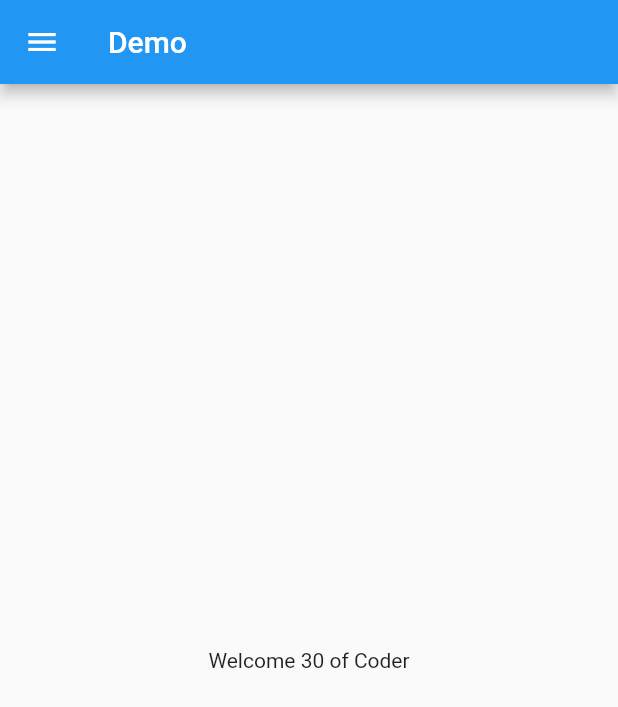
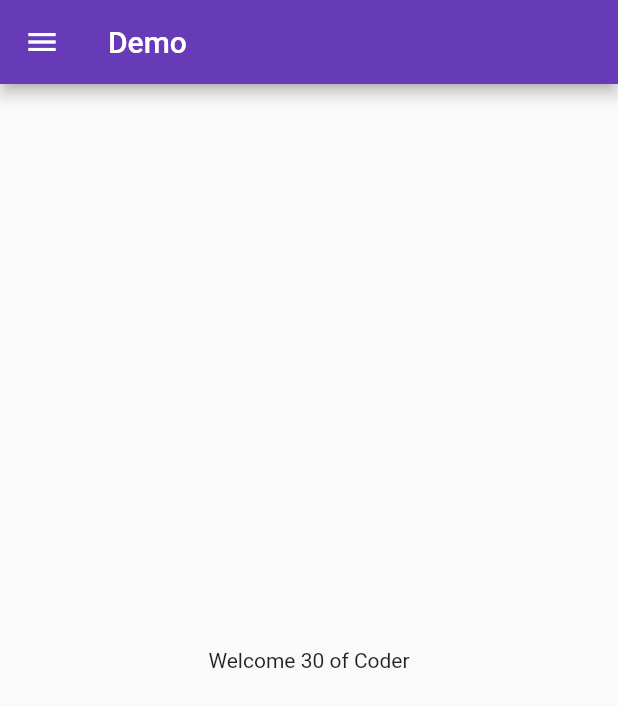
Before and after one commit to vipinsaini0/15DaysOfFlutter2.0, a Flutter app: the screen it shows after launch, on a phone screen of 412 x 824 dp. Shown: the top 707 px of the screen. Run offline on Flutter 3.47's test engine with Material 2 defaults, Android fonts, the phone set to English and light mode, and no system bars; missing offline and left inert: flutter_demo; statements that could not run were skipped.

Commit message:
Day3 completed

```diff
--- a/lib/main.dart
+++ b/lib/main.dart
@@ -1,19 +1,26 @@
 import 'package:flutter/material.dart';
+import 'package:flutter_demo/pages/login_page.dart';
 
-import 'home_page.dart';
+import 'pages/home_page.dart';
 
 void main() {
   runApp(MyApp());
 }
 
 class MyApp extends StatelessWidget {
-  const MyApp({Key key}) : super(key: key);
-
   @override
   Widget build(BuildContext context) {
-
     return MaterialApp(
-      home: HomePage(),
+      themeMode: ThemeMode.light,
+      theme: ThemeData(primarySwatch: Colors.deepPurple),
+      darkTheme: ThemeData(
+        brightness: Brightness.dark,
+      ),
+      initialRoute: "/home",
+      routes: {
+        "/": (context) => LoginPage(),
+        "/home": (context) => HomePage(),
+      },
     );
   }
 }
```
Also changed, not shown: lib/pages/login_page.dart (added, +16 -0 lines), lib/pages/home_page.dart (renamed from lib/home_page.dart).
